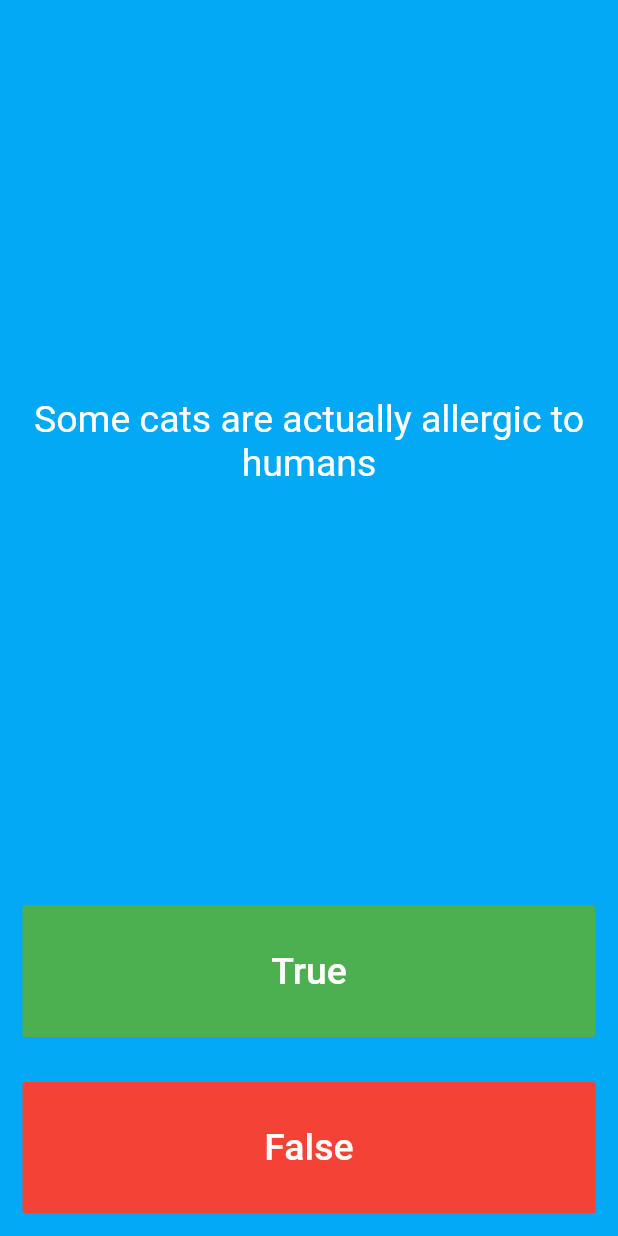
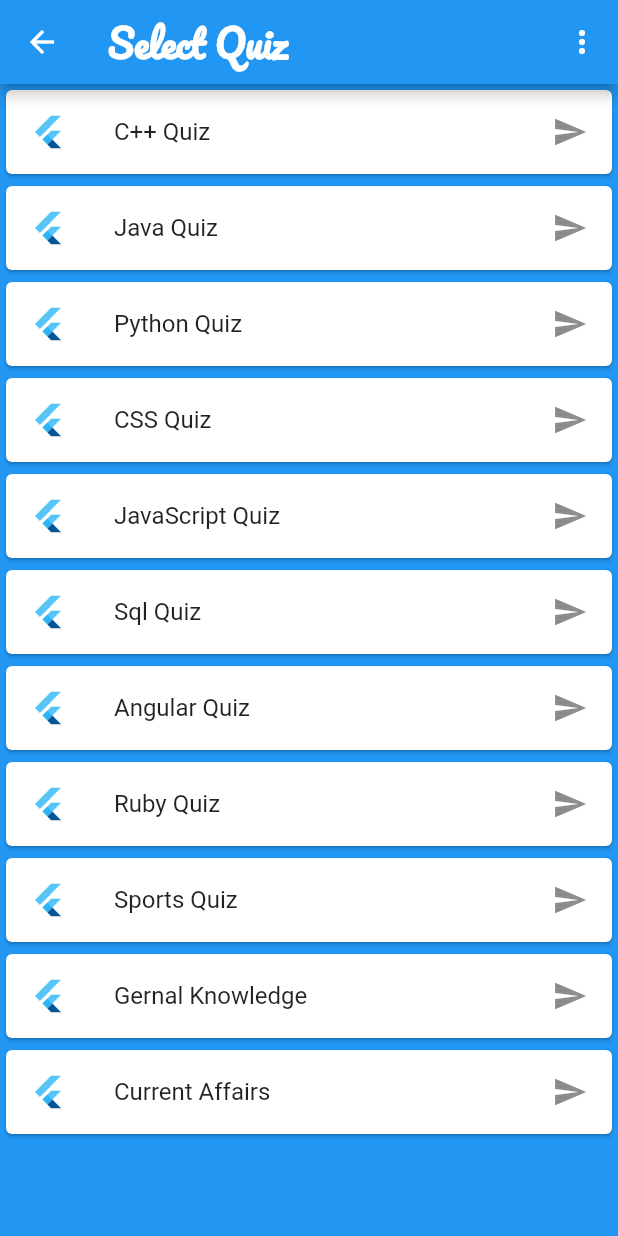
Before and after one commit to ajaysharma388/quizzler, a Flutter app: the screen it shows after launch, after a tap on "START QUIZ", on a phone screen of 412 x 824 dp. Run offline on Flutter 3.47's test engine with Material 2 defaults, Android fonts, the light colour scheme and no system bars.

Commit message:
v.0.2019.7.26.2

```diff
--- a/lib/entrypoint.dart
+++ b/lib/entrypoint.dart
@@ -1,6 +1,6 @@
 import 'package:flutter/material.dart';
 
-import './quiz.dart';
+import './quizcontroller.dart';
 
 class MyApp extends StatefulWidget {
   @override
@@ -71,8 +71,10 @@ class _MyAppState extends State<MyApp> {
                     ),
                   ),
                   onPressed: () {
-                    Navigator.push(context,
-                        MaterialPageRoute(builder: (context) => QuizPage()));
+                    Navigator.push(
+                        context,
+                        MaterialPageRoute(
+                            builder: (context) => QuizController()));
                   },
                 ),
               ),
--- a/lib/quiz.dart
+++ b/lib/quiz.dart
@@ -45,12 +45,13 @@ class _QuizPageState extends State<QuizPage> {
               child: Center(
                 child: Text(
                   (cur_question < val)
-                      ? q.question[cur_question].QuestionStatement
+                      ? q.question[cur_question].QuestionStatement + ' ?'
                       : 'Your score is $score out of $val',
                   textAlign: TextAlign.center,
                   style: TextStyle(
-                    fontSize: 25.0,
+                    fontSize: 30.0,
                     color: Colors.white,
+                    fontFamily: 'Pacifico',
                   ),
                 ),
               ),
@@ -66,7 +67,8 @@ class _QuizPageState extends State<QuizPage> {
                   'True',
                   style: TextStyle(
                     color: Colors.white,
-                    fontSize: 25.0,
+                    fontSize: 30.0,
+                    fontFamily: 'Pacifico',
                   ),
                 ),
                 onPressed: () {
@@ -85,8 +87,9 @@ class _QuizPageState extends State<QuizPage> {
                 child: Text(
                   'False',
                   style: TextStyle(
-                    fontSize: 25.0,
+                    fontSize: 30.0,
                     color: Colors.white,
+                    fontFamily: 'Pacifico',
                   ),
                 ),
                 onPressed: () {
--- /dev/null
+++ b/lib/quizchoice.dart
@@ -0,0 +1,102 @@
+import 'package:flutter/material.dart';
+
+import './quiz.dart';
+
+class QuizChoice extends StatefulWidget {
+  @override
+  _QuizChoiceState createState() => _QuizChoiceState();
+}
+
+class _QuizChoiceState extends State<QuizChoice> {
+  @override
+  Widget build(BuildContext context) {
+    return ListView(
+      children: <Widget>[
+        Card(
+          child: ListTile(
+              leading: FlutterLogo(),
+              title: Text('C++ Quiz'),
+              trailing: Icon(Icons.send),
+              onTap: () {
+                Navigator.push(
+                  context,
+                  MaterialPageRoute(
+                    builder: (context) => QuizPage(),
+                  ),
+                );
+              }),
+        ),
+        Card(
+          child: ListTile(
+            leading: FlutterLogo(),
+            title: Text('Java Quiz'),
+            trailing: Icon(Icons.send),
+          ),
+        ),
+        Card(
+          child: ListTile(
+            leading: FlutterLogo(),
+            title: Text('Python Quiz'),
+            trailing: Icon(Icons.send),
+          ),
+        ),
+        Card(
+          child: ListTile(
+            leading: FlutterLogo(),
+            title: Text('CSS Quiz'),
+            trailing: Icon(Icons.send),
+          ),
+        ),
+        Card(
+          child: ListTile(
+            leading: FlutterLogo(),
+            title: Text('JavaScript Quiz'),
+            trailing: Icon(Icons.send),
+          ),
+        ),
+        Card(
+          child: ListTile(
+            leading: FlutterLogo(),
+            title: Text('Sql Quiz'),
+            trailing: Icon(Icons.send),
+          ),
+        ),
+        Card(
+          child: ListTile(
+            leading: FlutterLogo(),
+            title: Text('Angular Quiz'),
+            trailing: Icon(Icons.send),
+          ),
+        ),
+        Card(
+          child: ListTile(
+            leading: FlutterLogo(),
+            title: Text('Ruby Quiz'),
+            trailing: Icon(Icons.send),
+          ),
+        ),
+        Card(
+          child: ListTile(
+            leading: FlutterLogo(),
+            title: Text('Sports Quiz'),
+            trailing: Icon(Icons.send),
+          ),
+        ),
+        Card(
+          child: ListTile(
+            leading: FlutterLogo(),
+            title: Text('Gernal Knowledge'),
+            trailing: Icon(Icons.send),
+          ),
+        ),
+        Card(
+          child: ListTile(
+            leading: FlutterLogo(),
+            title: Text('Current Affairs'),
+            trailing: Icon(Icons.send),
+          ),
+        ),
+      ],
+    );
+  }
+}
--- /dev/null
+++ b/lib/quizcontroller.dart
@@ -0,0 +1,91 @@
+import 'package:flutter/material.dart';
+
+import './quizchoice.dart';
+
+class QuizController extends StatefulWidget {
+  @override
+  _QuizControllerState createState() => _QuizControllerState();
+}
+
+class _QuizControllerState extends State<QuizController> {
+  Choice _selectedChoice = choices[0]; // The app's "state".
+
+  void _select(Choice choice) {
+    // Causes the app to rebuild with the new _selectedChoice.
+    setState(() {
+      _selectedChoice = choice;
+    });
+  }
+
+  @override
+  Widget build(BuildContext context) {
+    return Scaffold(
+      appBar: AppBar(
+        actions: <Widget>[
+          PopupMenuButton<Choice>(
+            onSelected: _select,
+            itemBuilder: (BuildContext context) {
+              return choices.skip(0).map((Choice choice) {
+                return PopupMenuItem<Choice>(
+                  value: choice,
+                  child: ListTile(
+                    leading: Icon(choice.icon),
+                    title: Text(choice.title),
+                  ),
+                );
+              }).toList();
+            },
+          ),
+        ],
+        title: Text(
+          'Select Quiz',
+          style: TextStyle(
+            fontFamily: 'Pacifico',
+            color: Colors.white,
+            fontSize: 25,
+            fontWeight: FontWeight.bold,
+          ),
+        ),
+      ),
+      backgroundColor: Colors.blue[500],
+      body: QuizChoice(),
+    );
+  }
+}
+
+class Choice {
+  const Choice({this.title, this.icon});
+
+  final String title;
+  final IconData icon;
+}
+
+const List<Choice> choices = const <Choice>[
+  const Choice(title: 'SmartTech.com', icon: Icons.laptop_mac),
+  const Choice(title: 'About Developer\'s', icon: Icons.face),
+  const Choice(title: 'Contact', icon: Icons.phone),
+];
+
+class ChoiceCard extends StatelessWidget {
+  const ChoiceCard({Key key, this.choice}) : super(key: key);
+
+  final Choice choice;
+
+  @override
+  Widget build(BuildContext context) {
+    final TextStyle textStyle = Theme.of(context).textTheme.display1;
+    return Card(
+      color: Colors.white,
+      child: Center(
+        child: Column(
+          mainAxisSize: MainAxisSize.min,
+          crossAxisAlignment: CrossAxisAlignment.center,
+          children: <Widget>[
+            Icon(choice.icon, size: 128.0, color: textStyle.color),
+            Text(choice.title, style: textStyle),
+          ],
+        ),
+      ),
+    );
+  }
+}
--- a/pubspec.yaml
+++ b/pubspec.yaml
@@ -12,6 +12,8 @@ dev_dependencies:
     sdk: flutter
 flutter:
   uses-material-design: true
+  assets:
+    -  assets/icons/
   fonts:
     - family: Pacifico
       fonts:
```
Also changed, not shown: assets/icons/angular.png (added), assets/icons/c_logo.png (added), assets/icons/cpp_logo.png (added), assets/icons/css.png (added), assets/icons/html.png (added), assets/icons/js1.png (added), assets/icons/php.png (added).
